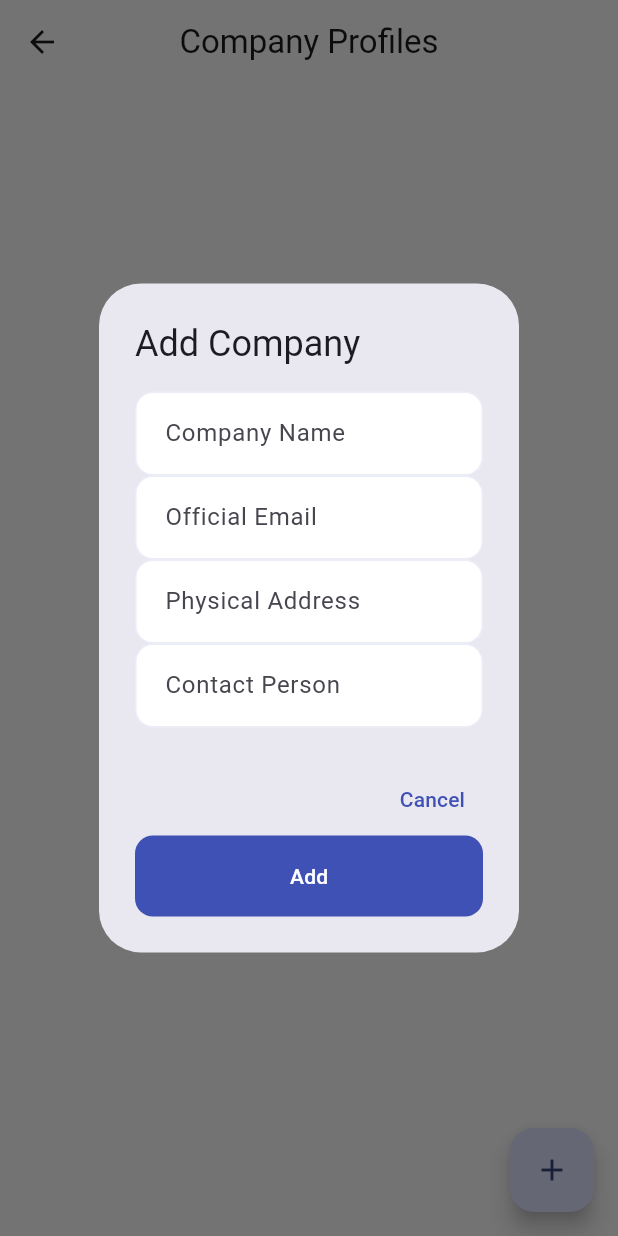
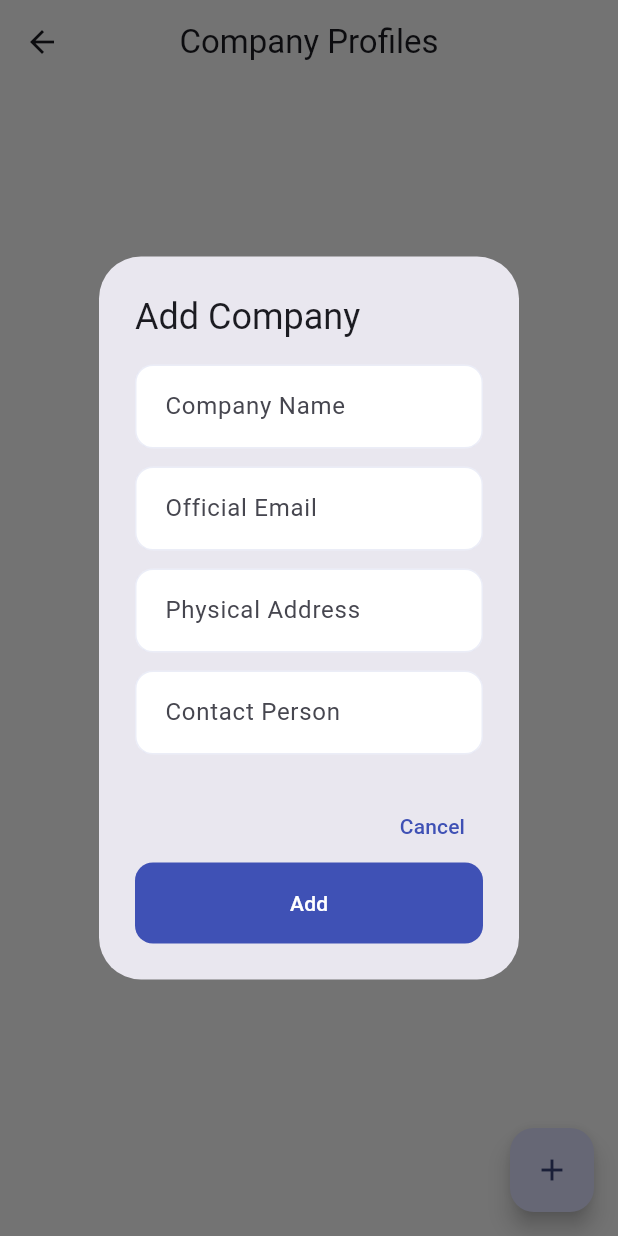
Before and after one commit to rajeeakbar/Offline-first-internship-attachment-management-application-, a Flutter app: the CompanyManagementScreen screen opened directly, after a tap on the "add" icon, on a phone screen of 412 x 824 dp. Run offline on Flutter 3.47's test engine with Material 3 defaults, Android fonts, the phone set to English and light mode, and no system bars; our stand-ins replace connectivity_plus, flutter_riverpod, image_picker, pdf, printing, sqflite and 1 more; accounts and stored records are empty.

Commit message:
Final stability fixes for navigation, sync, and UI spacing
- Fixed navigation state leak using ValueKey(userId) in MaterialApp.
- Resolved Student Dashboard loading hang by removing redundant provider invalidation.
- Fixed UI spacing in Company Management Add/Edit dialog.
- Incremented DB version to 5 and refined migration logic.
- Ensured all log entries auto-calculate day_number.
- Updated supabase_schema.sql with app_settings table.

Co-authored-by: rajeeakbar <139373939+rajeeakbar@users.noreply.github.com>

```diff
--- a/lib/features/admin/presentation/company_management_screen.dart
+++ b/lib/features/admin/presentation/company_management_screen.dart
@@ -77,8 +77,11 @@ class _CompanyManagementScreenState extends ConsumerState<CompanyManagementScree
             mainAxisSize: MainAxisSize.min,
             children: [
               TextField(controller: nameController, decoration: const InputDecoration(labelText: 'Company Name')),
+              const SizedBox(height: 12),
               TextField(controller: emailController, decoration: const InputDecoration(labelText: 'Official Email')),
+              const SizedBox(height: 12),
               TextField(controller: addressController, decoration: const InputDecoration(labelText: 'Physical Address')),
+              const SizedBox(height: 12),
               TextField(controller: contactPersonController, decoration: const InputDecoration(labelText: 'Contact Person')),
             ],
           ),
--- a/lib/features/student/presentation/student_dashboard.dart
+++ b/lib/features/student/presentation/student_dashboard.dart
@@ -28,9 +28,6 @@ class _StudentDashboardState extends ConsumerState<StudentDashboard> {
   Future<void> _checkAllocationStatus() async {
     final user = ref.read(currentUserProvider);
     if (user == null) return;
-
-    // Invalidate profile to get fresh data
-    ref.invalidate(userProfileProvider);
 
     try {
       // 1. Check local database first
--- a/lib/main.dart
+++ b/lib/main.dart
@@ -32,6 +32,7 @@ class InternshipApp extends ConsumerWidget {
     final authState = ref.watch(authStateProvider);
 
     return MaterialApp(
+      key: ValueKey(ref.watch(currentUserProvider)?.id ?? 'unauthenticated'),
       title: 'Internship Management',
       debugShowCheckedModeBanner: false,
       theme: ThemeData(
```
